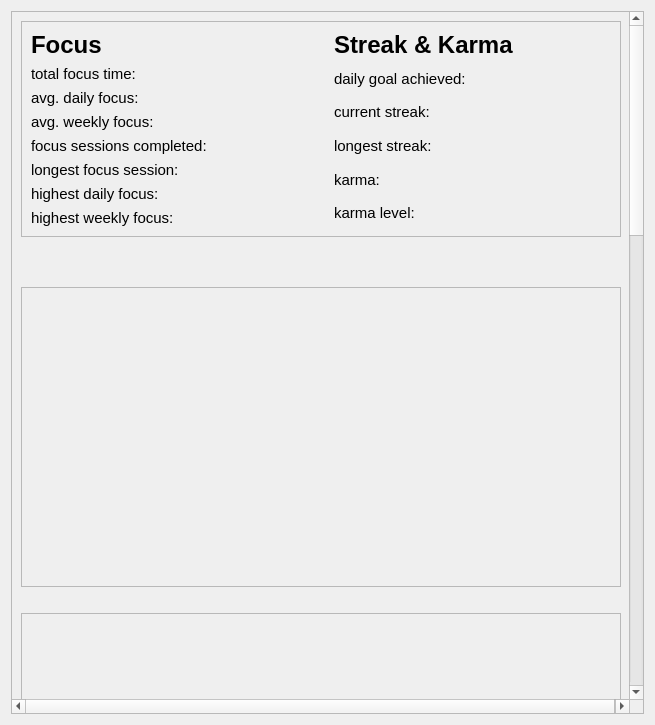
Qt form ui/statistics.ui (dop14/monkmode) before a commit.
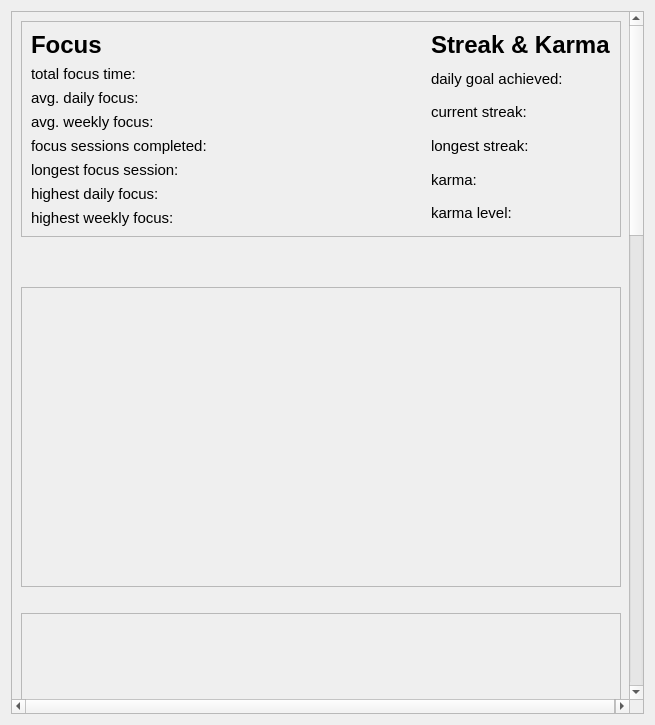
The same form after that commit.

Diff of the .ui file:
```diff
--- a/ui/statistics.ui
+++ b/ui/statistics.ui
@@ -160,12 +160,12 @@
           <item>
            <spacer name="verticalSpacer">
             <property name="orientation">
-             <enum>Qt::Orientation::Vertical</enum>
+             <enum>Qt::Orientation::Horizontal</enum>
             </property>
             <property name="sizeHint" stdset="0">
              <size>
-              <width>20</width>
-              <height>40</height>
+              <width>40</width>
+              <height>20</height>
              </size>
             </property>
            </spacer>
```
Left out of the diff: 2 changed lines with no effect on the pictures.
